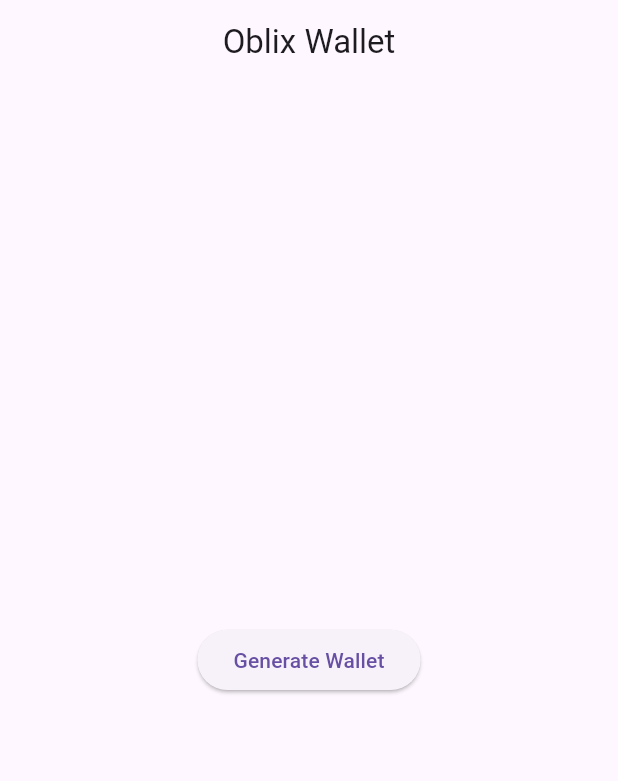
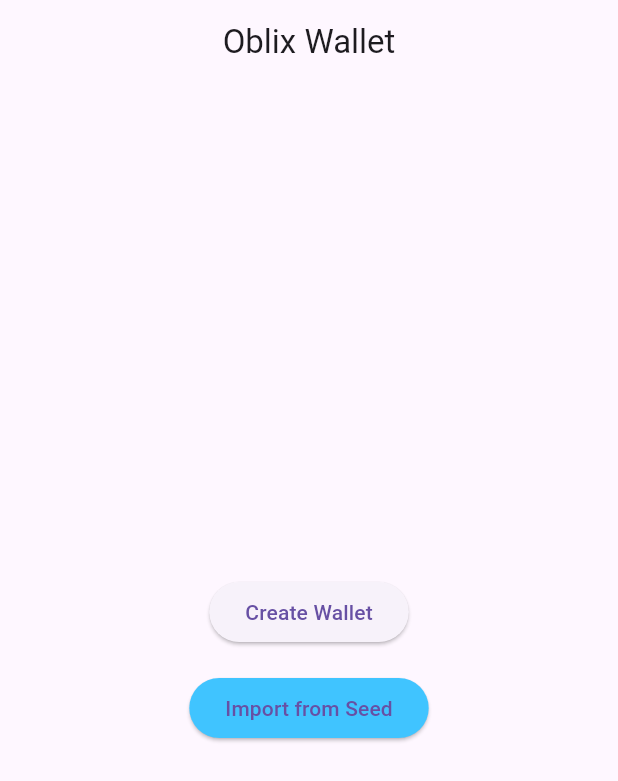
Before and after one commit to skwasimrazzak/oblix-wallet, a Flutter app: the screen it shows after launch, on a phone screen of 412 x 824 dp. Shown: the top 781 px of the screen. Run offline on Flutter 3.47's test engine with Material 3 defaults, Android fonts, the phone set to English and light mode, and no system bars; our stand-ins replace hex, shared_preferences; missing offline and left inert: bip39, bip39_mnemonic, ed25519_hd_key, web3dart.

Commit message:
Welcome Screen Setup

```diff
--- a/lib/main.dart
+++ b/lib/main.dart
@@ -1,5 +1,6 @@
 import 'package:flutter/material.dart';
 import 'package:oblix_wallet/wallet_provider.dart';
+import 'package:oblix_wallet/welcome_screen.dart';
 import 'package:provider/provider.dart';
 
 void main() {
@@ -17,35 +18,9 @@ class OblixWallet extends StatelessWidget {
 
   @override
   Widget build(BuildContext context) {
-    final walletProvider = Provider.of<WalletProvider>(context);
     return MaterialApp(
       title: 'Oblix Wallet',
-      home: Scaffold(
-        appBar: AppBar(title: Text('Oblix Wallet'), centerTitle: true),
-        body: Center(
-          child: Column(
-            mainAxisAlignment: MainAxisAlignment.center,
-            children: [
-              ElevatedButton(
-                onPressed: () async {
-                  final mnemonic = walletProvider.generateMnemonic();
-                  final privateKey = await walletProvider.getPrivateKey(
-                    mnemonic,
-                  );
-                  final publicKey = await walletProvider.getPublicKey(
-                    privateKey,
-                  );
-
-                  print('Mnemonic: $mnemonic');
-                  print('Private Key: $privateKey');
-                  print('Public Key: $publicKey');
-                },
-                child: Text('Generate Wallet'),
-              ),
-            ],
-          ),
-        ),
-      ),
+      home: WelcomeScreen(),
       debugShowCheckedModeBanner: false,
     );
   }
--- /dev/null
+++ b/lib/welcome_screen.dart
@@ -0,0 +1,44 @@
+import 'package:flutter/material.dart';
+import 'package:oblix_wallet/wallet_provider.dart';
+import 'package:provider/provider.dart';
+
+class WelcomeScreen extends StatelessWidget {
+  const WelcomeScreen({super.key});
+
+  @override
+  Widget build(BuildContext context) {
+    final walletProvider = Provider.of<WalletProvider>(context);
+    return Scaffold(
+      appBar: AppBar(title: Text('Oblix Wallet'), centerTitle: true),
+      body: Center(
+        child: Column(
+          mainAxisAlignment: MainAxisAlignment.center,
+          children: [
+            ElevatedButton(
+              onPressed: () async {
+                final mnemonic = walletProvider.generateMnemonic();
+                final privateKey = await walletProvider.getPrivateKey(mnemonic);
+                final publicKey = await walletProvider.getPublicKey(privateKey);
+
+                print('Mnemonic: $mnemonic');
+                print('Private Key: $privateKey');
+                print('Public Key: $publicKey');
+              },
+              child: Text('Create Wallet'),
+            ),
+            SizedBox(height: 16.0),
+            ElevatedButton(
+              onPressed: () async {
+                //Action
+              },
+              style: ElevatedButton.styleFrom(
+                backgroundColor: Colors.lightBlueAccent,
+              ),
+              child: Text('Import from Seed'),
+            ),
+          ],
+        ),
+      ),
+    );
+  }
+}
--- a/pubspec.yaml
+++ b/pubspec.yaml
@@ -19,6 +19,7 @@ dependencies:
   hex: ^0.2.0
   provider: ^6.1.5+1
   bip39_mnemonic: ^4.0.1
+  shared_preferences: ^2.5.3
 
 dev_dependencies:
   flutter_test:
```
Also changed, not shown: lib/wallet_provider.dart (+15 -0 lines), pubspec.lock, 1 other file.
